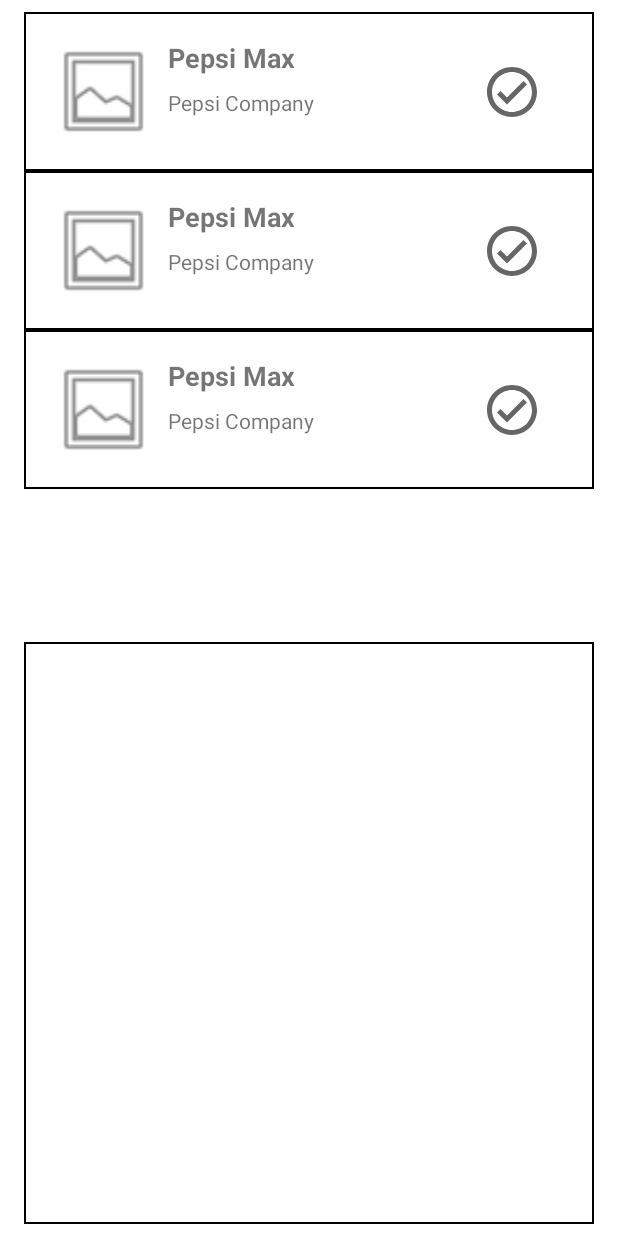
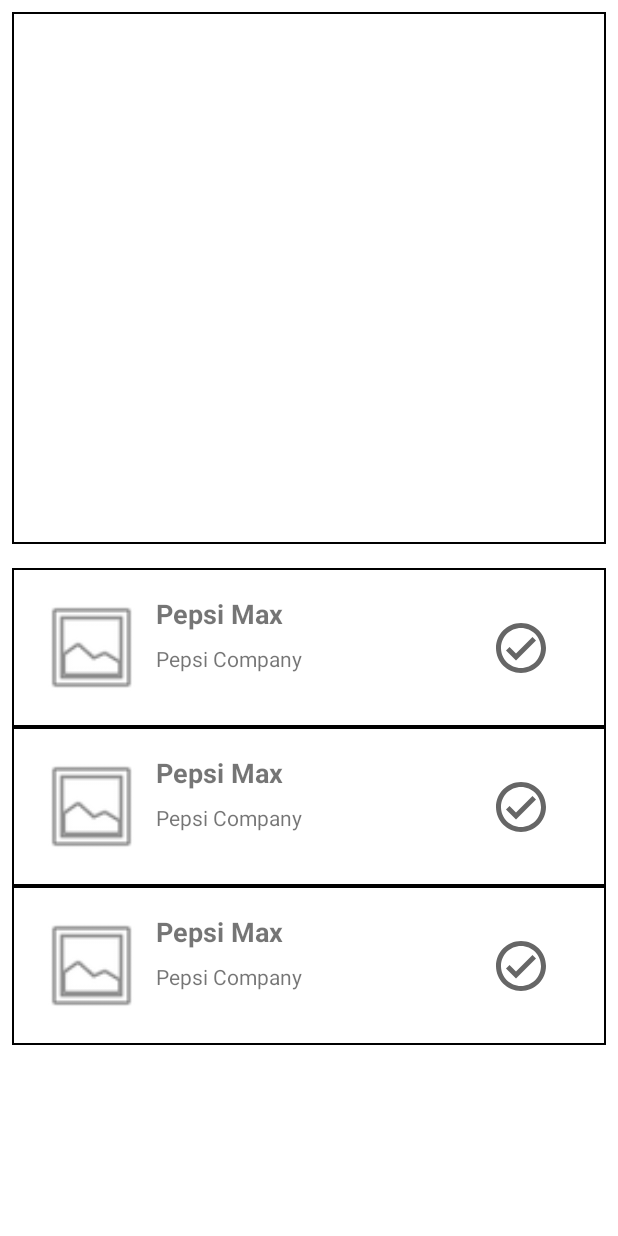
Before and after one commit to GitDal/Beverage-Rater, an Android app: the layout fragment_request.xml on its own in the app's theme, with its tools: preview values and no code run, on a phone screen of 412 x 824 dp. Run offline under Robolectric (Android 15) with nearby library versions, the phone set to English and light mode, and no system bars.

Commit message:
Changes to requestfragment and how the content changes + New layout for RequestFragment

```diff
--- a/app/src/main/java/dk/au/mad21spring/appproject/group6/EditTextExtensions.java
+++ b/app/src/main/java/dk/au/mad21spring/appproject/group6/EditTextExtensions.java
@@ -7,6 +7,10 @@
 
 public class EditTextExtensions {
 
+    public static void Enable(EditText editTextView, Context context) {
+        editTextView.setEnabled(true);
+    }
+
     public static void Disable(EditText editTextView, Context context) {
         editTextView.setEnabled(false);
         editTextView.setTextColor(ContextCompat.getColor(context, R.color.black));
--- a/app/src/main/res/layout/fragment_request.xml
+++ b/app/src/main/res/layout/fragment_request.xml
@@ -13,16 +13,16 @@
         android:id="@+id/requestRcv"
         android:layout_width="0dp"
         android:layout_height="0dp"
-        android:layout_marginStart="16dp"
-        android:layout_marginLeft="16dp"
+        android:layout_marginStart="8dp"
+        android:layout_marginLeft="8dp"
         android:layout_marginTop="8dp"
-        android:layout_marginEnd="16dp"
-        android:layout_marginRight="16dp"
+        android:layout_marginEnd="8dp"
+        android:layout_marginRight="8dp"
         android:layout_marginBottom="8dp"
-        app:layout_constraintBottom_toTopOf="@+id/guideline3"
+        app:layout_constraintBottom_toTopOf="@+id/guideline4"
         app:layout_constraintEnd_toEndOf="parent"
         app:layout_constraintStart_toStartOf="parent"
-        app:layout_constraintTop_toTopOf="parent"
+        app:layout_constraintTop_toTopOf="@+id/guideline3"
         tools:listitem="@layout/request_list_item_user">
 
     </androidx.recyclerview.widget.RecyclerView>
@@ -32,24 +32,31 @@
         android:layout_width="wrap_content"
         android:layout_height="wrap_content"
         android:orientation="horizontal"
-        app:layout_constraintGuide_percent="0.5" />
+        app:layout_constraintGuide_percent="0.45" />
 
     <androidx.constraintlayout.widget.ConstraintLayout
         android:id="@+id/requestDetailsContainer"
         android:layout_width="0dp"
         android:layout_height="0dp"
-        android:layout_marginStart="16dp"
-        android:layout_marginLeft="16dp"
-        android:layout_marginTop="16dp"
-        android:layout_marginEnd="16dp"
-        android:layout_marginRight="16dp"
+        android:layout_marginStart="8dp"
+        android:layout_marginLeft="8dp"
+        android:layout_marginTop="8dp"
+        android:layout_marginEnd="8dp"
+        android:layout_marginRight="8dp"
         android:layout_marginBottom="8dp"
         android:background="@drawable/item_border"
-        app:layout_constraintBottom_toBottomOf="parent"
+        app:layout_constraintBottom_toTopOf="@+id/guideline3"
         app:layout_constraintEnd_toEndOf="parent"
         app:layout_constraintStart_toStartOf="parent"
-        app:layout_constraintTop_toTopOf="@+id/guideline3">
+        app:layout_constraintTop_toTopOf="parent">
 
     </androidx.constraintlayout.widget.ConstraintLayout>
 
+    <androidx.constraintlayout.widget.Guideline
+        android:id="@+id/guideline4"
+        android:layout_width="wrap_content"
+        android:layout_height="wrap_content"
+        android:orientation="horizontal"
+        app:layout_constraintGuide_percent="0.9" />
+
 </androidx.constraintlayout.widget.ConstraintLayout>
--- a/app/src/main/res/layout/request_list_item_user.xml
+++ b/app/src/main/res/layout/request_list_item_user.xml
@@ -57,4 +57,5 @@
         android:layout_height="wrap_content"
         android:orientation="vertical"
         app:layout_constraintGuide_percent="0.75" />
+
 </androidx.constraintlayout.widget.ConstraintLayout>
```
Also changed, not shown: app/src/main/java/dk/au/mad21spring/appproject/group6/BeverageRepository.java (+10 -0 lines), app/src/main/java/dk/au/mad21spring/appproject/group6/adaptors/BeverageRequestAdaptor.java (+12 -1 lines), app/src/main/java/dk/au/mad21spring/appproject/group6/fragments/RequestDetailsUserFragment.java (+34 -17 lines), app/src/main/java/dk/au/mad21spring/appproject/group6/fragments/RequestFragment.java (+15 -4 lines), app/src/main/java/dk/au/mad21spring/appproject/group6/viewmodels/RequestDetailsViewModel.java (+4 -11 lines), app/src/main/res/layout/fragment_request_details_user.xml (+13 -15 lines).
